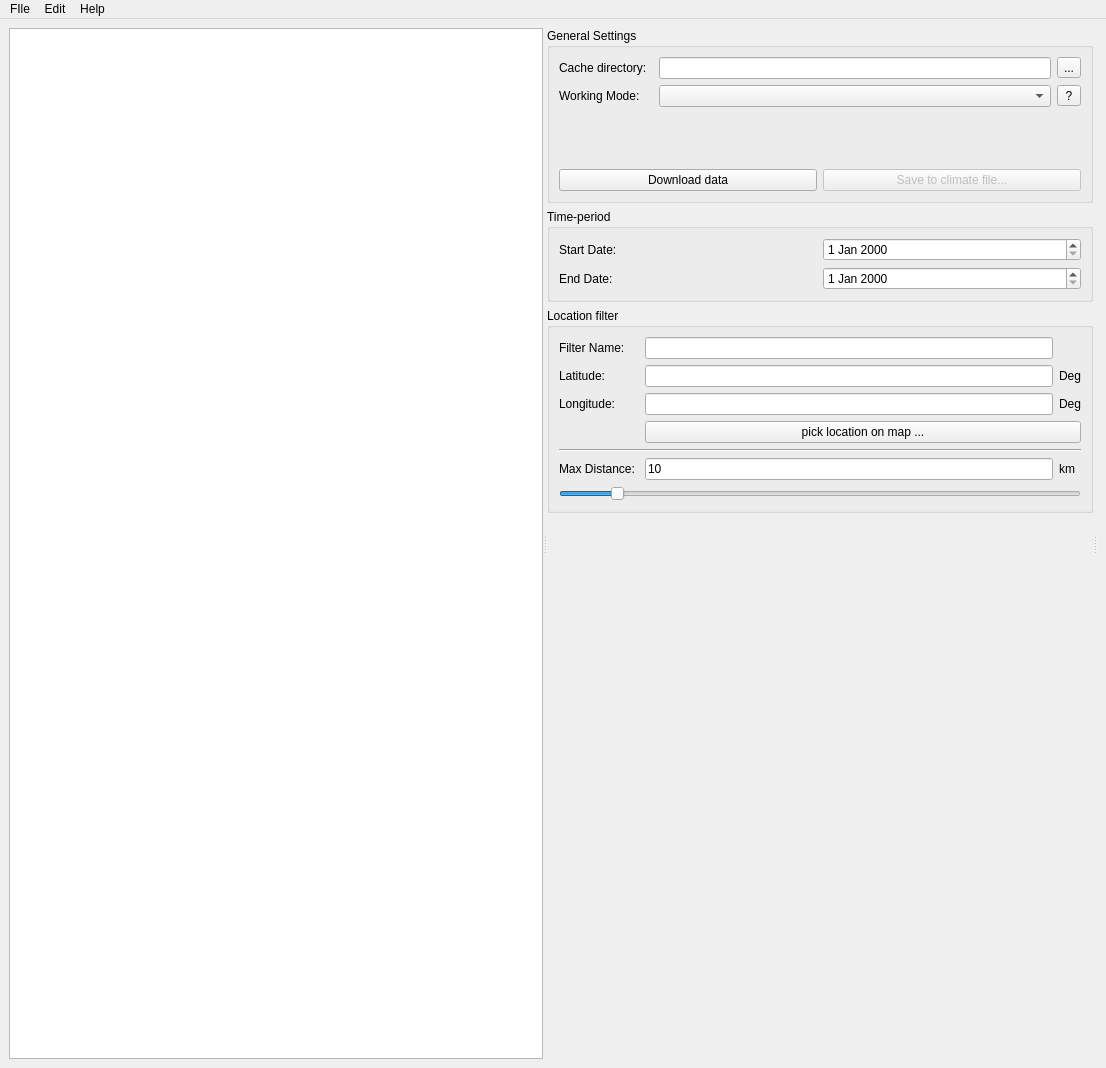
The window that DWDWeatherDataConverter/src/DWDMainWindow.ui (hirseboy/DWD-Weather-Data-Converter) describes before a commit, drawn with Qt 5.
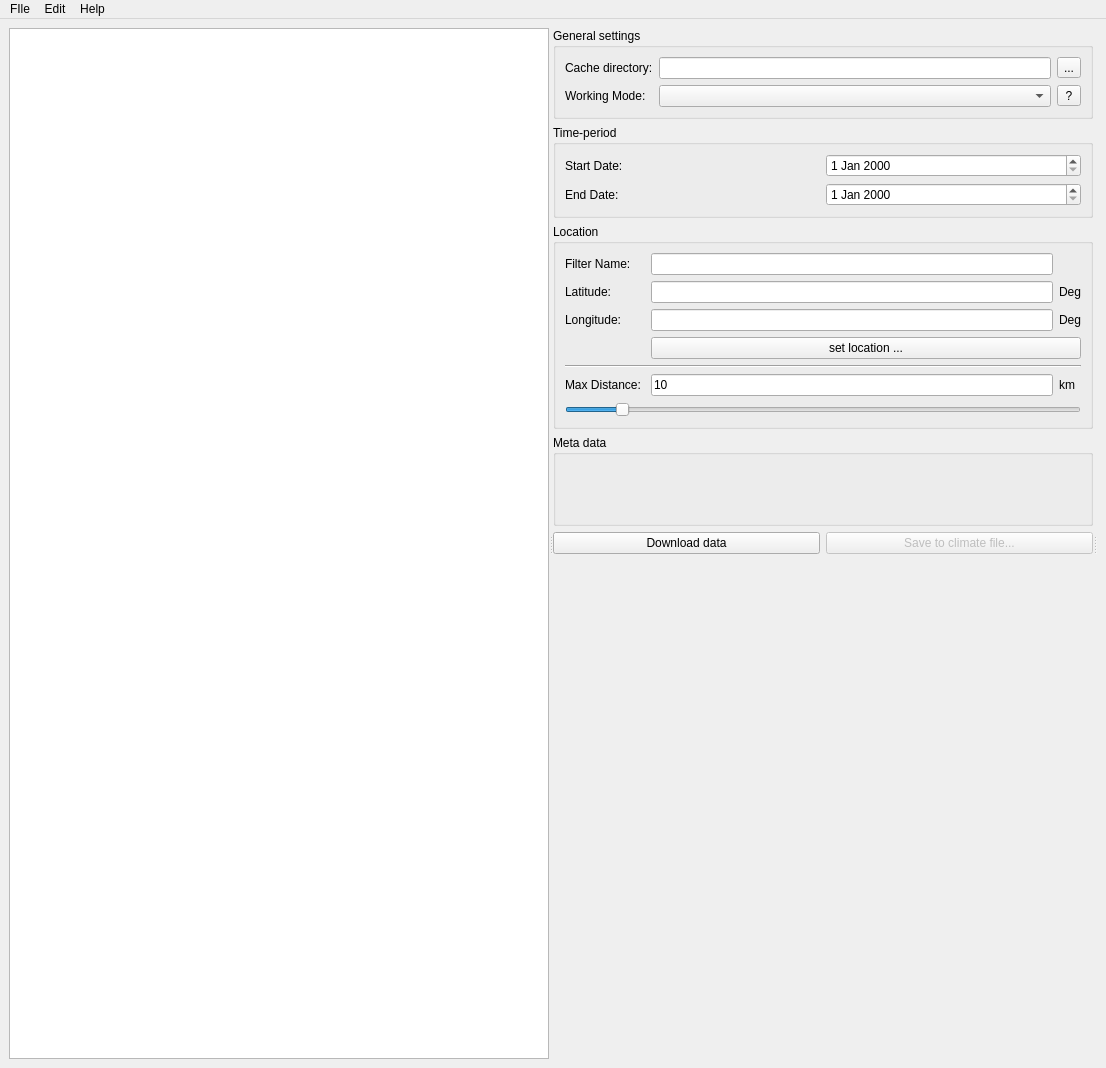
The same window after the commit. Custom widgets are drawn as their Qt base class.

Commit message: Removed warnings in main window

Diff of the .ui file:
```diff
--- a/DWDWeatherDataConverter/src/DWDMainWindow.ui
+++ b/DWDWeatherDataConverter/src/DWDMainWindow.ui
@@ -30,48 +30,11 @@
       <widget class="QWidget" name="layoutWidget">
        <layout class="QVBoxLayout" name="verticalLayout_2">
         <item>
-         <widget class="QGroupBox" name="groupBoxDir">
+         <widget class="QGroupBox" name="groupBox">
           <property name="title">
-           <string>General Settings</string>
+           <string>General settings</string>
           </property>
-          <layout class="QGridLayout" name="gridLayout_4">
-           <item row="4" column="0" colspan="4">
-            <widget class="MetaDataEditWidget" name="widgetMetaData" native="true">
-             <property name="minimumSize">
-              <size>
-               <width>0</width>
-               <height>50</height>
-              </size>
-             </property>
-            </widget>
-           </item>
-           <item row="0" column="2">
-            <widget class="QLineEdit" name="lineEditDownloads"/>
-           </item>
-           <item row="2" column="2">
-            <widget class="QComboBox" name="comboBoxMode"/>
-           </item>
-           <item row="5" column="0" colspan="4">
-            <layout class="QHBoxLayout" name="horizontalLayout">
-             <item>
-              <widget class="QPushButton" name="pushButtonPreview">
-               <property name="text">
-                <string>Download data</string>
-               </property>
-              </widget>
-             </item>
-             <item>
-              <widget class="QPushButton" name="pushButtonDownload">
-               <property name="enabled">
-                <bool>false</bool>
-               </property>
-               <property name="text">
-                <string>Save to climate file...</string>
-               </property>
-              </widget>
-             </item>
-            </layout>
-           </item>
+          <layout class="QGridLayout" name="gridLayout_3">
            <item row="0" column="0">
             <widget class="QLabel" name="label_11">
              <property name="text">
@@ -79,21 +42,27 @@
              </property>
             </widget>
            </item>
-           <item row="2" column="0">
-            <widget class="QLabel" name="label_9">
-             <property name="text">
-              <string>Working Mode:</string>
-             </property>
-            </widget>
+           <item row="0" column="1">
+            <widget class="QLineEdit" name="lineEditDownloads"/>
            </item>
-           <item row="0" column="3">
+           <item row="0" column="2">
             <widget class="QToolButton" name="toolButtonDownloadDir">
              <property name="text">
               <string>...</string>
              </property>
             </widget>
            </item>
-           <item row="2" column="3">
+           <item row="1" column="0">
+            <widget class="QLabel" name="label_9">
+             <property name="text">
+              <string>Working Mode:</string>
+             </property>
+            </widget>
+           </item>
+           <item row="1" column="1">
+            <widget class="QComboBox" name="comboBoxMode"/>
+           </item>
+           <item row="1" column="2">
             <widget class="QToolButton" name="toolButtonHelp">
              <property name="sizePolicy">
               <sizepolicy hsizetype="Preferred" vsizetype="Fixed">
@@ -159,7 +128,7 @@
            </size>
           </property>
           <property name="title">
-           <string>Location filter</string>
+           <string>Location</string>
           </property>
           <layout class="QGridLayout" name="gridLayout" columnstretch="0,1,0,0">
            <item row="10" column="0" colspan="4">
@@ -270,13 +239,53 @@
            <item row="6" column="1" colspan="3">
             <widget class="QPushButton" name="pushButtonMap">
              <property name="text">
-              <string>pick location on map ...</string>
+              <string>set location ...</string>
              </property>
             </widget>
            </item>
           </layout>
          </widget>
         </item>
+        <item>
+         <widget class="QGroupBox" name="groupBoxDir">
+          <property name="title">
+           <string>Meta data</string>
+          </property>
+          <layout class="QGridLayout" name="gridLayout_4">
+           <item row="2" column="0" colspan="3">
+            <widget class="MetaDataEditWidget" name="widgetMetaData" native="true">
+             <property name="minimumSize">
+              <size>
+               <width>0</width>
+               <height>50</height>
+              </size>
+             </property>
+            </widget>
+           </item>
+          </layout>
+         </widget>
+        </item>
+        <item>
+         <layout class="QHBoxLayout" name="horizontalLayout">
+          <item>
+           <widget class="QPushButton" name="pushButtonPreview">
+            <property name="text">
+             <string>Download data</string>
+            </property>
+           </widget>
+          </item>
+          <item>
+           <widget class="QPushButton" name="pushButtonDownload">
+            <property name="enabled">
+             <bool>false</bool>
+            </property>
+            <property name="text">
+             <string>Save to climate file...</string>
+            </property>
+           </widget>
+          </item>
+         </layout>
+        </item>
         <item>
          <spacer name="verticalSpacer_2">
           <property name="orientation">
```
The commit also changes 1 other file.
